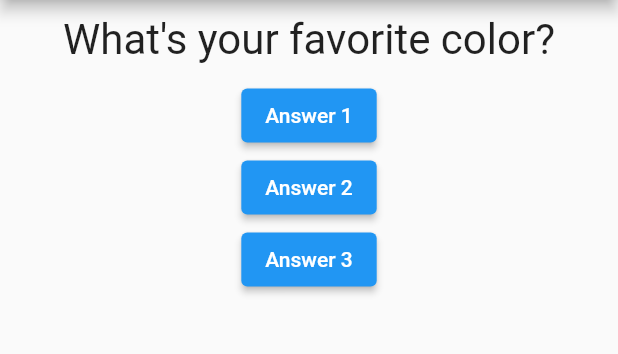
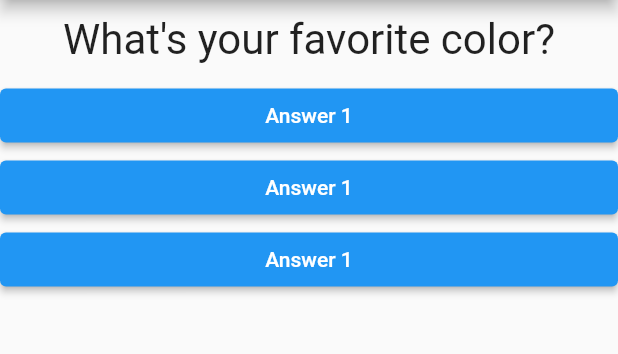
Before and after one commit to Debargha-Mitra-Roy/Flutter-Tutorial, a Flutter app: the screen it shows after launch, on a phone screen of 412 x 824 dp, the part 84-438 px from its top. Run offline on Flutter 3.47's test engine with Material 2 defaults, Android fonts, the phone set to English and light mode, and no system bars.

Commit message:
Third Commit

```diff
--- /dev/null
+++ b/Section-01/quiz_app/lib/answer.dart
@@ -0,0 +1,22 @@
+import 'package:flutter/material.dart';
+
+class Answer extends StatelessWidget {
+
+  final Function selectHandler;
+  // final VoidCallback selectHandler;
+
+  Answer(this.selectHandler);
+
+  @override
+  Widget build(BuildContext context) {
+    return Container(
+      width: double.infinity,
+      child: ElevatedButton(
+        color: Colors.blue,
+        textColor: Colors.white,
+        child: Text('Answer 1'),
+        onPressed: selectHandler,
+      ),
+    );
+  }
+}
--- a/Section-01/quiz_app/lib/main.dart
+++ b/Section-01/quiz_app/lib/main.dart
@@ -1,57 +1,6 @@
-// import 'package:flutter/material.dart';
-
-// void main() => runApp(MyApp());
-
-// class MyApp extends StatelessWidget {
-//   var _questionIndex = 0;
-
-//   void _answerQuestion() {
-//     _questionIndex = _questionIndex + 1;
-//     // print('Answer Chosen!');
-//     print(_questionIndex);
-//   }
-
-//   @override
-//   Widget build(BuildContext context) {
-//     var questions = [
-//       'What\'s your favorite color?',
-//       'What\'s your favorite animal?',
-//     ];
-
-//     return MaterialApp(
-//       home: Scaffold(
-//         appBar: AppBar(
-//           title: Text('Quiz App'),
-//         ),
-//         body: Column(
-//           children: [
-//             Text(
-//               questions.elementAt(_questionIndex),
-//             ),
-//             ElevatedButton(
-//               child: Text('Answer 1'),
-//               onPressed: _answerQuestion,
-//             ),
-//             ElevatedButton(
-//               child: Text('Answer 2'),
-//               onPressed: () => print('Answer 2 chosen!'),
-//             ),
-//             ElevatedButton(
-//               child: Text('Answer 3'),
-//               onPressed: () {
-//                 // ...
-//                 print('Answer 3 chosen!');
-//               },
-//             ),
-//           ],
-//         ),
-//       ),
-//     );
-//   }
-// }
-
 import 'package:flutter/material.dart';
 import './question.dart';
+import './answer.dart';
 
 void main() => runApp(MyApp());
 
@@ -90,21 +39,9 @@ class MyAppState extends State<MyApp> {
             Question(
               questions[_questionIndex],
             ),
-            ElevatedButton(
-              child: Text('Answer 1'),
-              onPressed: _answerQuestion,
-            ),
-            ElevatedButton(
-              child: Text('Answer 2'),
-              onPressed: () => print(_questionIndex),
-            ),
-            ElevatedButton(
-              child: Text('Answer 3'),
-              onPressed: () {
-                // ...
-                print(_questionIndex);
-              },
-            ),
+            Answer(_answerQuestion),
+            Answer(_answerQuestion),
+            Answer(_answerQuestion),
           ],
         ),
       ),
```
Also changed, not shown: Section-01/01. Dart Basics/04. Constructor.dart (+8 -0 lines), Section-01/quiz_app/lib/notRequired.dart (added, +51 -0 lines), 1 other file.
